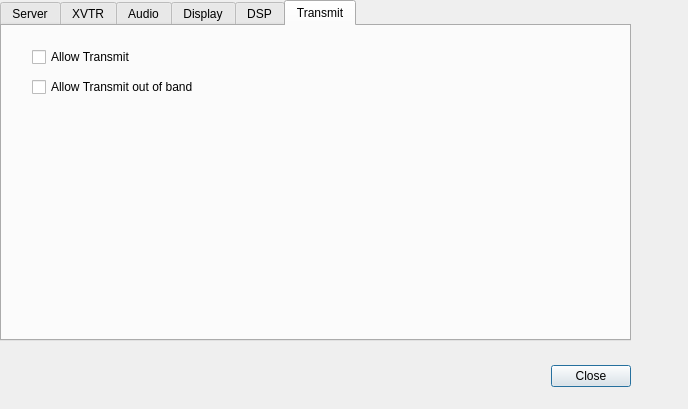
alexlee188/ghpsdr3-alex, file trunk/src/QtRadio/Configure.ui: the form before one commit.
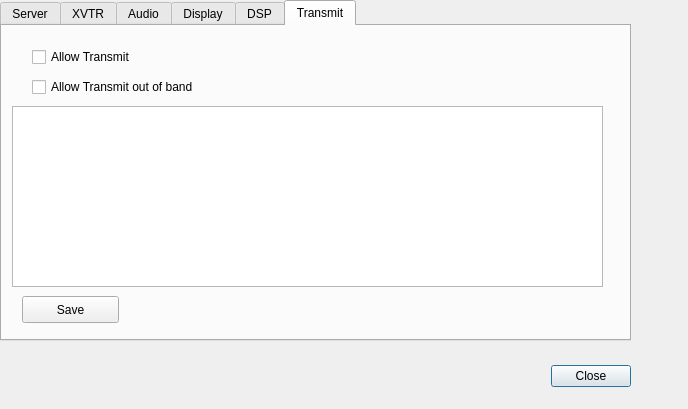
The form after the commit. The open tabs and pages were chosen to show the change.

Patch:
```diff
--- a/trunk/src/QtRadio/Configure.ui
+++ b/trunk/src/QtRadio/Configure.ui
@@ -1228,6 +1228,29 @@
       <string>Allow Transmit out of band</string>
      </property>
     </widget>
+    <widget class="QTableWidget" name="userpass">
+     <property name="geometry">
+      <rect>
+       <x>10</x>
+       <y>80</y>
+       <width>591</width>
+       <height>181</height>
+      </rect>
+     </property>
+    </widget>
+    <widget class="QPushButton" name="userpasssave">
+     <property name="geometry">
+      <rect>
+       <x>20</x>
+       <y>270</y>
+       <width>97</width>
+       <height>27</height>
+      </rect>
+     </property>
+     <property name="text">
+      <string>Save</string>
+     </property>
+    </widget>
    </widget>
   </widget>
  </widget>
```
Left out of the diff: 2 changed lines with no effect on the pictures.
